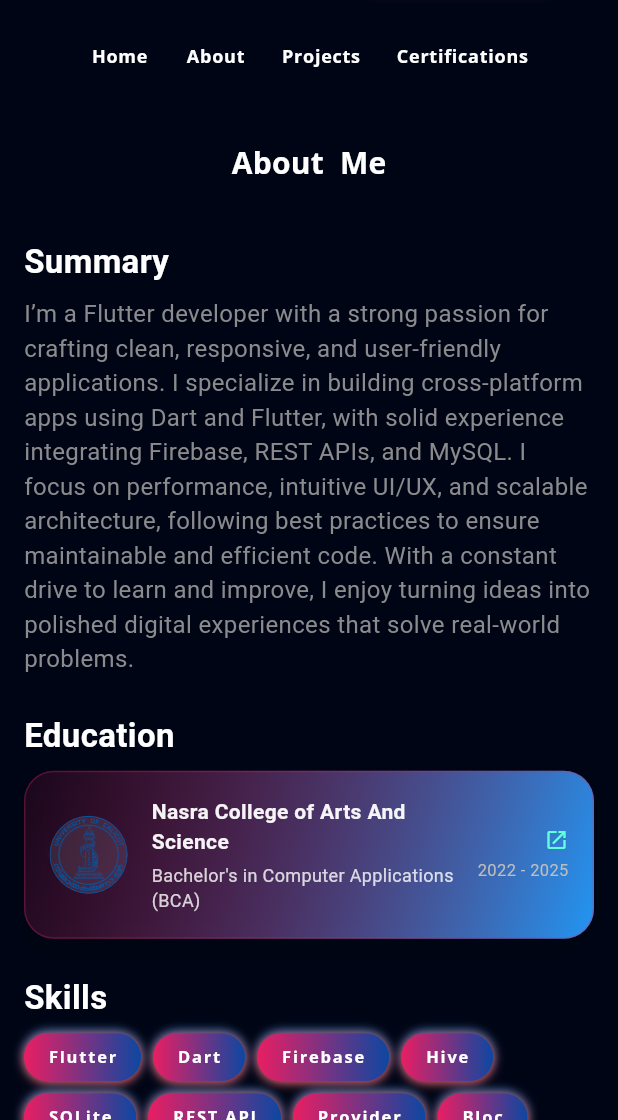
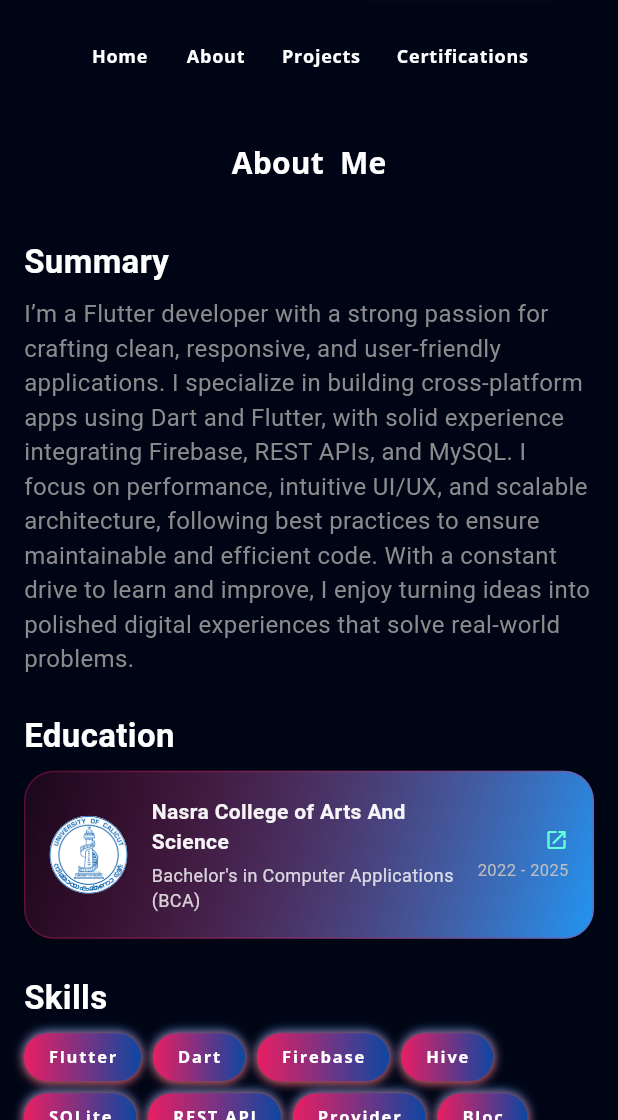
Before and after one commit to Nihal-Mohammed-V/Portfolio, a Flutter app: the screen it shows after launch, scrolled down 576 dp, on a phone screen of 412 x 824 dp, the part 116-1236 px from its top. Run offline on Flutter 3.47's test engine with Material 3 defaults, Android fonts, the phone set to English and light mode, and no system bars; our stand-ins replace flutter_svg, font_awesome_flutter, get, google_fonts, photo_view; missing offline and left inert: model_viewer_plus.

Commit message:
clip oval bg changed

```diff
--- a/lib/view/about/components/aboutsection.dart
+++ b/lib/view/about/components/aboutsection.dart
@@ -166,9 +166,12 @@ class CollegeCard extends StatelessWidget {
                 color: Colors.white.withOpacity(0.1),
               ),
               child: ClipOval(
-                child: Image.asset(
-                  'assets/images/uoc.png',
-                  fit: BoxFit.contain,
+                child: Container(
+                  color: Colors.white,
+                  child: Image.asset(
+                    'assets/images/uoc.png',
+                    fit: BoxFit.contain,
+                  ),
                 ),
               ),
             ),
```
